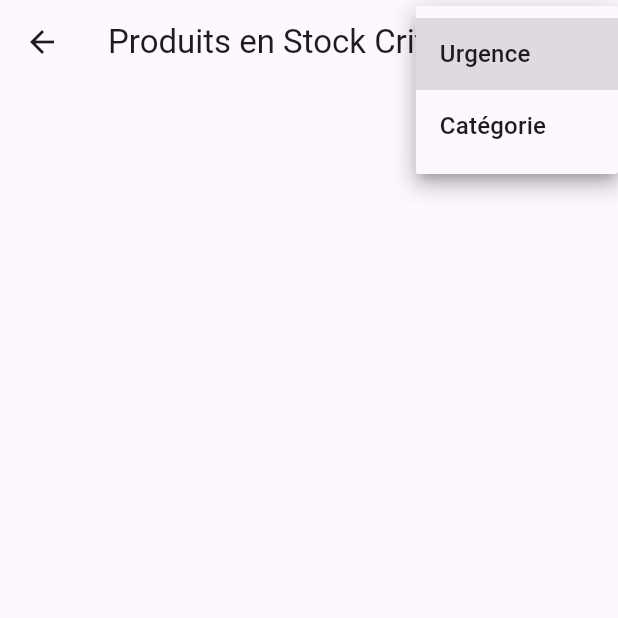
After one commit to yann0134/test_Xavier, a Flutter app: the LowStockPage screen opened directly, after a tap on "Urgence", on a phone screen of 412 x 824 dp, the top half of it. The commit adds this screen. Run offline on Flutter 3.47's test engine with Material 3 defaults, Android fonts, the phone set to English and light mode, and no system bars; our stand-ins replace csv, file_picker, fl_chart, get, google_generative_ai, math_expressions and 7 more; missing offline and left inert: currency_picker, excel; accounts and stored records are empty.

Commit message:
feat: add low stock alert UI

```diff
--- /dev/null
+++ b/lib/views/stock/low_stock_page.dart
@@ -0,0 +1,122 @@
+import 'package:flutter/material.dart';
+import '../../services/database_tools.dart';
+
+class LowStockPage extends StatefulWidget {
+  const LowStockPage({Key? key}) : super(key: key);
+
+  @override
+  State<LowStockPage> createState() => _LowStockPageState();
+}
+
+class _LowStockPageState extends State<LowStockPage> {
+  List<Map<String, dynamic>> _products = [];
+  bool _loading = true;
+  String _sort = 'urgence';
+
+  @override
+  void initState() {
+    super.initState();
+    _loadData();
+  }
+
+  Future<void> _loadData() async {
+    final data = await DatabaseTools.getStockBas();
+    setState(() {
+      _products = data;
+      _loading = false;
+    });
+  }
+
+  List<Map<String, dynamic>> get _sortedProducts {
+    final list = [..._products];
+    if (_sort == 'urgence') {
+      list.sort((a, b) => (a['stock'] as int).compareTo(b['stock'] as int));
+    } else if (_sort == 'categorie') {
+      list.sort((a, b) =>
+          (a['categorie_nom'] ?? '').compareTo(b['categorie_nom'] ?? ''));
+    }
+    return list;
+  }
+
+  String _priority(int stock, int seuil) {
+    if (stock <= 0) return 'Urgence haute : vente rapide';
+    if (stock <= seuil) return 'Surveillance : stock bas mais ventes lentes';
+    return '';
+  }
+
+  @override
+  Widget build(BuildContext context) {
+    return Scaffold(
+      appBar: AppBar(
+        title: const Text('Produits en Stock Critique'),
+        actions: [
+          DropdownButton<String>(
+            value: _sort,
+            underline: const SizedBox(),
+            items: const [
+              DropdownMenuItem(value: 'urgence', child: Text('Urgence')),
+              DropdownMenuItem(value: 'categorie', child: Text('Catégorie')),
+            ],
+            onChanged: (v) => setState(() => _sort = v ?? 'urgence'),
+          ),
+        ],
+      ),
+      body: _loading
+          ? const Center(child: CircularProgressIndicator())
+          : ListView.builder(
+              padding: const EdgeInsets.all(16),
+              itemCount: _sortedProducts.length,
+              itemBuilder: (context, index) {
+                final p = _sortedProducts[index];
+                final stock = p['stock'] as int? ?? 0;
+                final seuil = p['seuilAlerte'] as int? ?? 0;
+                final prio = _priority(stock, seuil);
+                return Card(
+                  margin: const EdgeInsets.symmetric(vertical: 8),
+                  child: ListTile(
+                    leading: CircleAvatar(
+                      backgroundColor: Colors.orange.shade100,
+                      child:
+                          const Icon(Icons.inventory_2, color: Colors.orange),
+                    ),
+                    title: Text(p['nom'] as String? ?? ''),
+                    subtitle: Column(
+                      crossAxisAlignment: CrossAxisAlignment.start,
+                      children: [
+                        Text('Stock restant: $stock'),
+                        Text('Seuil minimum: $seuil'),
+                        if (prio.isNotEmpty)
+                          Padding(
+                            padding: const EdgeInsets.only(top: 4),
+                            child: Text(
+                              prio,
+                              style: TextStyle(
+                                color: prio.startsWith('Urgence')
+                                    ? Colors.red
+                                    : Colors.orange,
+                                fontWeight: FontWeight.w600,
+                              ),
+                            ),
+                          ),
+                      ],
+                    ),
+                    trailing: Row(
+                      mainAxisSize: MainAxisSize.min,
+                      children: [
+                        TextButton(
+                          onPressed: () {},
+                          child: const Text('Demander Réassort'),
+                        ),
+                        IconButton(
+                          icon: const Icon(Icons.notifications),
+                          onPressed: () {},
+                        ),
+                      ],
+                    ),
+                  ),
+                );
+              },
+            ),
+    );
+  }
+}
```
Also changed, not shown: lib/views/accueil/home_page.dart (+77 -5 lines), lib/views/widgets/low_stock_notification.dart (added, +51 -0 lines).
